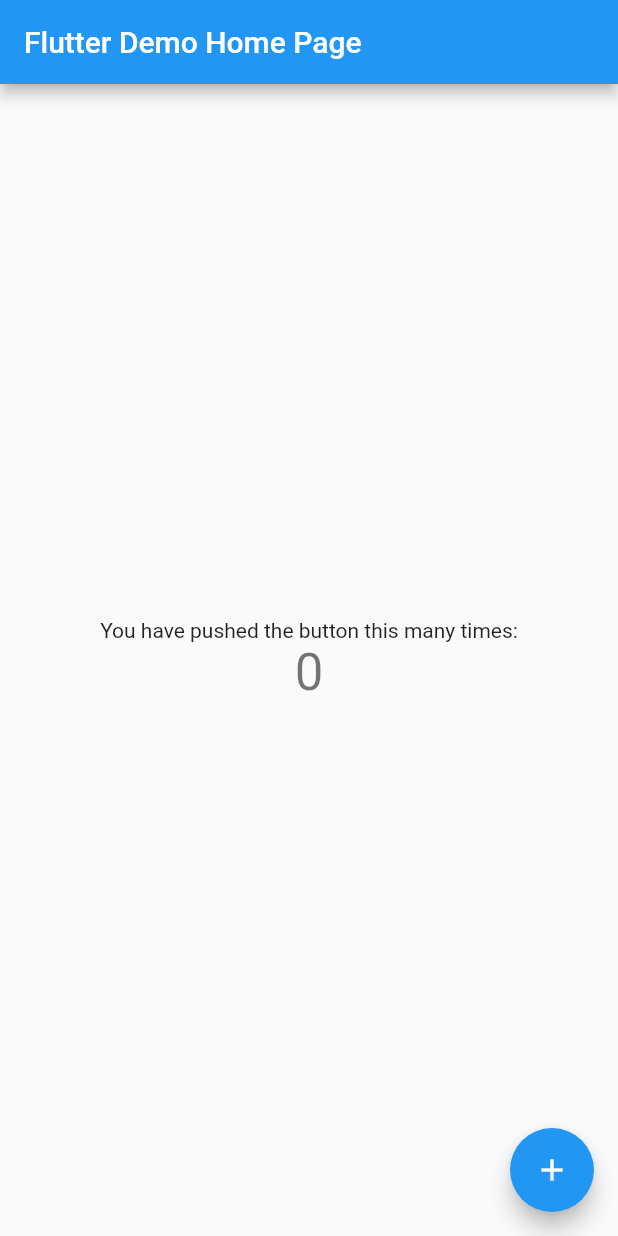
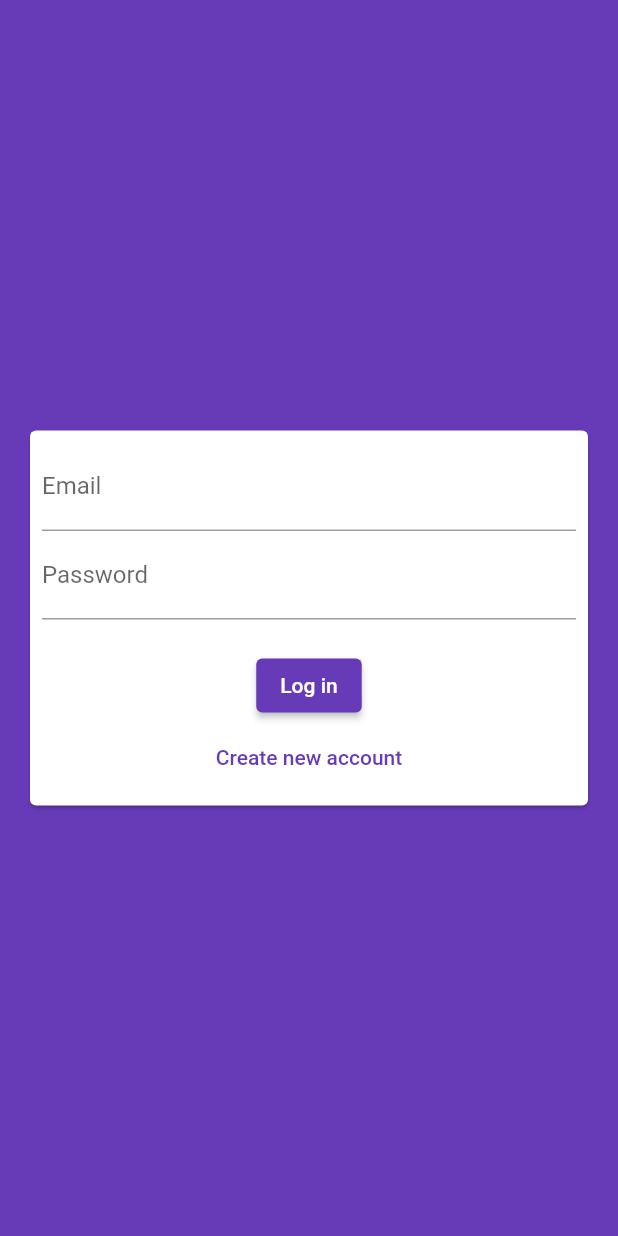
Before and after one commit to AfnanSD/chat-app, a Flutter app: the screen it shows after launch, on a phone screen of 412 x 824 dp. Run offline on Flutter 3.47's test engine with Material 2 defaults, Android fonts, the phone set to English and light mode, and no system bars; our stand-ins replace cloud_firestore, firebase_core; accounts and stored records are empty.

Commit message:
set up auth screens

```diff
--- a/lib/main.dart
+++ b/lib/main.dart
@@ -1,115 +1,30 @@
+import 'package:chat_app/screens/auth_scree.dart';
+import 'package:chat_app/screens/chat_screen.dart';
 import 'package:flutter/material.dart';
 
-void main() {
+import 'package:firebase_core/firebase_core.dart';
+
+void main() async {
+  WidgetsFlutterBinding.ensureInitialized();
+  await Firebase.initializeApp();
   runApp(const MyApp());
 }
 
 class MyApp extends StatelessWidget {
   const MyApp({super.key});
-
-  // This widget is the root of your application.
   @override
   Widget build(BuildContext context) {
     return MaterialApp(
-      title: 'Flutter Demo',
+      title: 'Chat app',
       theme: ThemeData(
-        // This is the theme of your application.
-        //
-        // Try running your application with "flutter run". You'll see the
-        // application has a blue toolbar. Then, without quitting the app, try
-        // changing the primarySwatch below to Colors.green and then invoke
-        // "hot reload" (press "r" in the console where you ran "flutter run",
-        // or simply save your changes to "hot reload" in a Flutter IDE).
-        // Notice that the counter didn't reset back to zero; the application
-        // is not restarted.
-        primarySwatch: Colors.blue,
+        primarySwatch: Colors.deepPurple,
+        buttonTheme: ButtonTheme.of(context).copyWith(
+          shape: RoundedRectangleBorder(
+            borderRadius: BorderRadius.circular(50),
+          ),
+        ),
       ),
-      home: const MyHomePage(title: 'Flutter Demo Home Page'),
+      home: const AuthScreen(),
     );
   }
 }
-
-class MyHomePage extends StatefulWidget {
-  const MyHomePage({super.key, required this.title});
-
-  // This widget is the home page of your application. It is stateful, meaning
-  // that it has a State object (defined below) that contains fields that affect
-  // how it looks.
-
-  // This class is the configuration for the state. It holds the values (in this
-  // case the title) provided by the parent (in this case the App widget) and
-  // used by the build method of the State. Fields in a Widget subclass are
-  // always marked "final".
-
-  final String title;
-
-  @override
-  State<MyHomePage> createState() => _MyHomePageState();
-}
-
-class _MyHomePageState extends State<MyHomePage> {
-  int _counter = 0;
-
-  void _incrementCounter() {
-    setState(() {
-      // This call to setState tells the Flutter framework that something has
-      // changed in this State, which causes it to rerun the build method below
-      // so that the display can reflect the updated values. If we changed
-      // _counter without calling setState(), then the build method would not be
-      // called again, and so nothing would appear to happen.
-      _counter++;
-    });
-  }
-
-  @override
-  Widget build(BuildContext context) {
-    // This method is rerun every time setState is called, for instance as done
-    // by the _incrementCounter method above.
-    //
-    // The Flutter framework has been optimized to make rerunning build methods
-    // fast, so that you can just rebuild anything that needs updating rather
-    // than having to individually change instances of widgets.
-    return Scaffold(
-      appBar: AppBar(
-        // Here we take the value from the MyHomePage object that was created by
-        // the App.build method, and use it to set our appbar title.
-        title: Text(widget.title),
-      ),
-      body: Center(
-        // Center is a layout widget. It takes a single child and positions it
-        // in the middle of the parent.
-        child: Column(
-          // Column is also a layout widget. It takes a list of children and
-          // arranges them vertically. By default, it sizes itself to fit its
-          // children horizontally, and tries to be as tall as its parent.
-          //
-          // Invoke "debug painting" (press "p" in the console, choose the
-          // "Toggle Debug Paint" action from the Flutter Inspector in Android
-          // Studio, or the "Toggle Debug Paint" command in Visual Studio Code)
-          // to see the wireframe for each widget.
-          //
-          // Column has various properties to control how it sizes itself and
-          // how it positions its children. Here we use mainAxisAlignment to
-          // center the children vertically; the main axis here is the vertical
-          // axis because Columns are vertical (the cross axis would be
-          // horizontal).
-          mainAxisAlignment: MainAxisAlignment.center,
-          children: <Widget>[
-            const Text(
-              'You have pushed the button this many times:',
-            ),
-            Text(
-              '$_counter',
-              style: Theme.of(context).textTheme.headlineMedium,
-            ),
-          ],
-        ),
-      ),
-      floatingActionButton: FloatingActionButton(
-        onPressed: _incrementCounter,
-        tooltip: 'Increment',
-        child: const Icon(Icons.add),
-      ), // This trailing comma makes auto-formatting nicer for build methods.
-    );
-  }
-}
--- /dev/null
+++ b/lib/screens/auth_scree.dart
@@ -0,0 +1,19 @@
+import 'package:chat_app/widgets/auth/auth_form.dart';
+import 'package:flutter/material.dart';
+
+class AuthScreen extends StatefulWidget {
+  const AuthScreen({super.key});
+
+  @override
+  State<AuthScreen> createState() => _AuthScreenState();
+}
+
+class _AuthScreenState extends State<AuthScreen> {
+  @override
+  Widget build(BuildContext context) {
+    return Scaffold(
+      backgroundColor: Theme.of(context).primaryColor,
+      body: const AuthForm(),
+    );
+  }
+}
--- /dev/null
+++ b/lib/widgets/auth/auth_form.dart
@@ -0,0 +1,117 @@
+import 'package:flutter/material.dart';
+
+class AuthForm extends StatefulWidget {
+  const AuthForm({super.key});
+
+  @override
+  State<AuthForm> createState() => _AuthFormState();
+}
+
+class _AuthFormState extends State<AuthForm> {
+  final _formKey = GlobalKey<FormState>();
+  var _userEmail = '';
+  var _userUsername = '';
+  var _userPassword = '';
+
+  var _isLogin = true;
+
+  void _trySubmit() {
+    final isValid = _formKey.currentState!.validate();
+
+    FocusScope.of(context).unfocus();
+    if (isValid) {
+      _formKey.currentState!.save();
+      print(_userEmail);
+      print(_userPassword);
+      print(_userUsername);
+      //
+    }
+  }
+
+  @override
+  Widget build(BuildContext context) {
+    return Center(
+      child: Card(
+        margin: const EdgeInsets.all(20),
+        child: SingleChildScrollView(
+          child: Padding(
+            padding: const EdgeInsets.all(8),
+            child: Form(
+              key: _formKey,
+              child: Column(
+                mainAxisSize: MainAxisSize.min,
+                children: [
+                  TextFormField(
+                    key: const ValueKey('email'),
+                    validator: (value) {
+                      if (value!.isEmpty || !value.contains('@')) {
+                        return 'Please entef a valid email';
+                      }
+                      return null;
+                    },
+                    onSaved: (newValue) {
+                      _userEmail = newValue!;
+                    },
+                    keyboardType: TextInputType.emailAddress,
+                    decoration: const InputDecoration(
+                      labelText: 'Email',
+                    ),
+                  ),
+                  if (!_isLogin)
+                    TextFormField(
+                      key: const ValueKey('username'),
+                      validator: (value) {
+                        if (value!.isEmpty || value.length < 4) {
+                          return 'Username must be at least 4 characters long';
+                        }
+                        return null;
+                      },
+                      onSaved: (newValue) {
+                        _userUsername = newValue!;
+                      },
+                      decoration: const InputDecoration(
+                        labelText: 'Username',
+                      ),
+                    ),
+                  TextFormField(
+                    key: const ValueKey('password'),
+                    validator: (value) {
+                      if (value!.isEmpty || value.length < 8) {
+                        return 'Password must be at least 8 characters long';
+                      }
+                      return null;
+                    },
+                    onSaved: (newValue) {
+                      _userPassword = newValue!;
+                    },
+                    obscureText: true,
+                    decoration: const InputDecoration(
+                      labelText: 'Password',
+                    ),
+                  ),
+                  const SizedBox(
+                    height: 20,
+                  ),
+                  ElevatedButton(
+                    onPressed: _trySubmit,
+                    child: Text(_isLogin ? 'Log in' : 'Sign up'),
+                  ),
+                  TextButton(
+                    onPressed: () {
+                      setState(() {
+                        _isLogin = !_isLogin;
+                      });
+                    },
+                    child: Text(_isLogin
+                        ? 'Create new account'
+                        : 'Already have an account'),
+                  )
+                ],
+              ),
+            ),
+          ),
+        ),
+      ),
+    );
+  }
+}
--- a/pubspec.yaml
+++ b/pubspec.yaml
@@ -35,6 +35,7 @@ dependencies:
   # The following adds the Cupertino Icons font to your application.
   # Use with the CupertinoIcons class for iOS style icons.
   cupertino_icons: ^1.0.2
+  cloud_firestore: ^4.5.0
 
 dev_dependencies:
   flutter_test:
```
Also changed, not shown: lib/screens/chat_screen.dart (added, +42 -0 lines), pubspec.lock, 5 other files.
